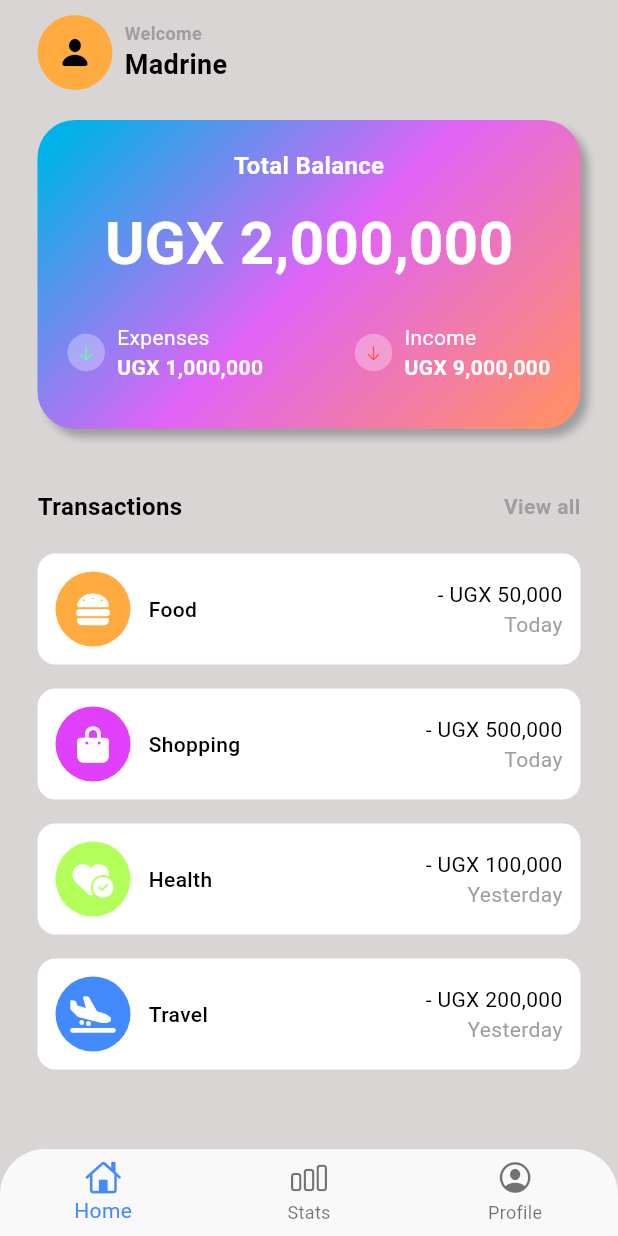
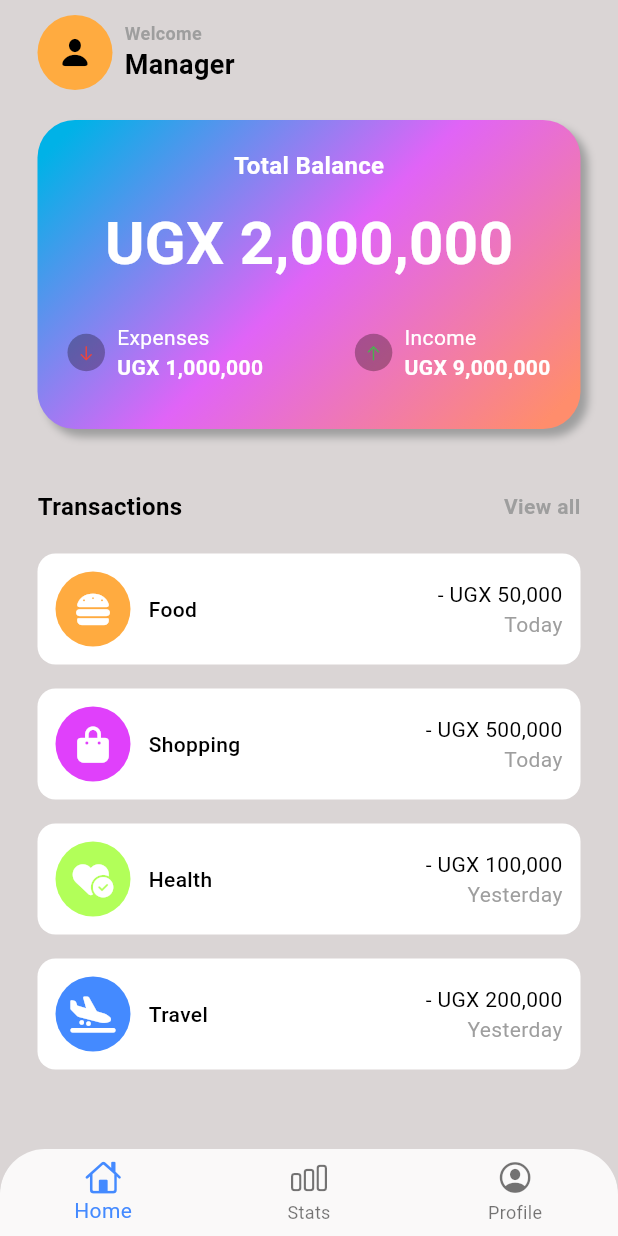
Before and after one commit to JashobeamKayiwa/TaskIT, a Flutter app: the screen it shows after launch, on a phone screen of 412 x 824 dp. Run offline on Flutter 3.47's test engine with Material 3 defaults, Android fonts, the phone set to English and light mode, and no system bars; our stand-ins replace font_awesome_flutter.

Commit message:
Icon changes

```diff
--- a/task_it/lib/screens/expense_home/views/expense_main_screen.dart
+++ b/task_it/lib/screens/expense_home/views/expense_main_screen.dart
@@ -52,7 +52,7 @@ class MainScreen extends StatelessWidget {
                                         .outline),
                               ),
                               Text(
-                                'Madrine',
+                                'Manager',
                                 style: TextStyle(
                                     fontSize: 18,
                                     fontWeight: FontWeight.w600,
@@ -121,14 +121,14 @@ class MainScreen extends StatelessWidget {
                                   width: 25,
                                   height: 25,
                                   decoration: const BoxDecoration(
-                                    color: Colors.white30,
+                                    color: Color.fromARGB(77, 8, 0, 0),
                                     shape: BoxShape.circle,
                                   ),
                                   child: const Center(
                                       child: Icon(
                                     CupertinoIcons.arrow_down,
                                     size: 12,
-                                    color: Colors.greenAccent,
+                                    color: Colors.red,
                                   )),
                                 ),
                                 const SizedBox(
@@ -159,14 +159,14 @@ class MainScreen extends StatelessWidget {
                                   width: 25,
                                   height: 25,
                                   decoration: const BoxDecoration(
-                                    color: Colors.white30,
+                                    color: Color.fromARGB(77, 11, 0, 0),
                                     shape: BoxShape.circle,
                                   ),
                                   child: const Center(
                                       child: Icon(
-                                    CupertinoIcons.arrow_down,
+                                    CupertinoIcons.arrow_up,
                                     size: 12,
-                                    color: Colors.redAccent,
+                                    color: Colors.green,
                                   )),
                                 ),
                                 const SizedBox(
```
